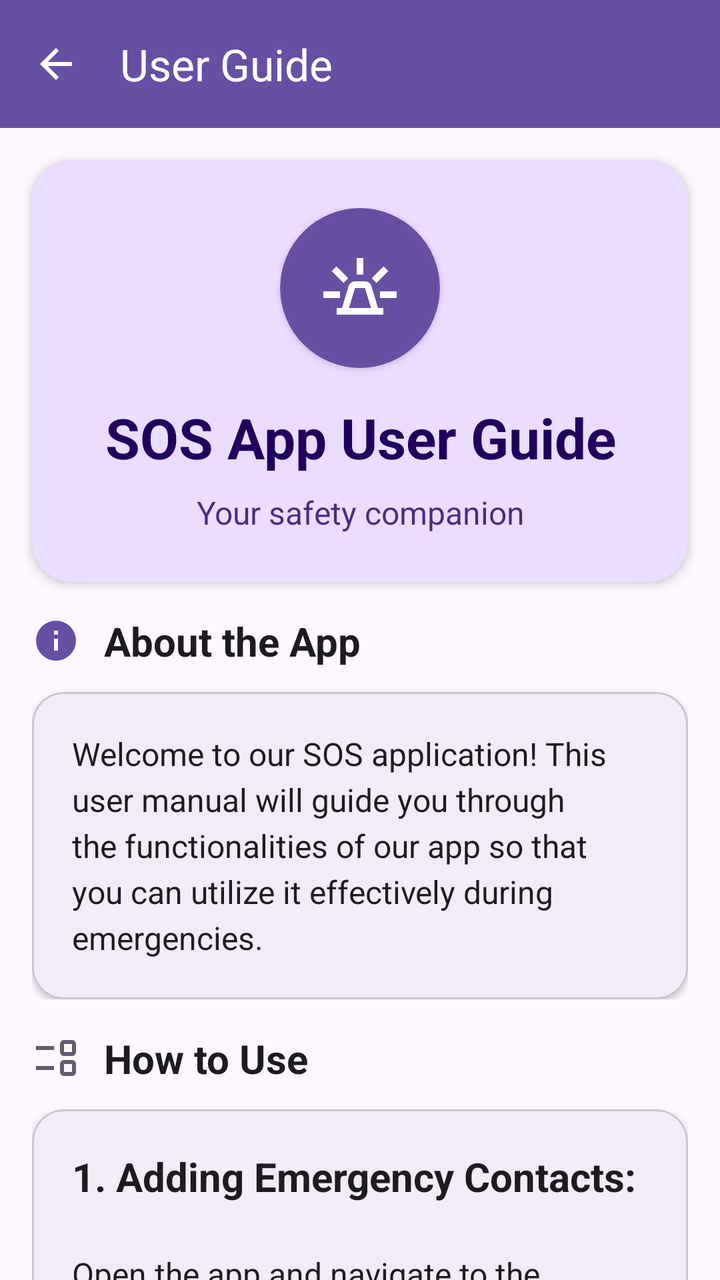
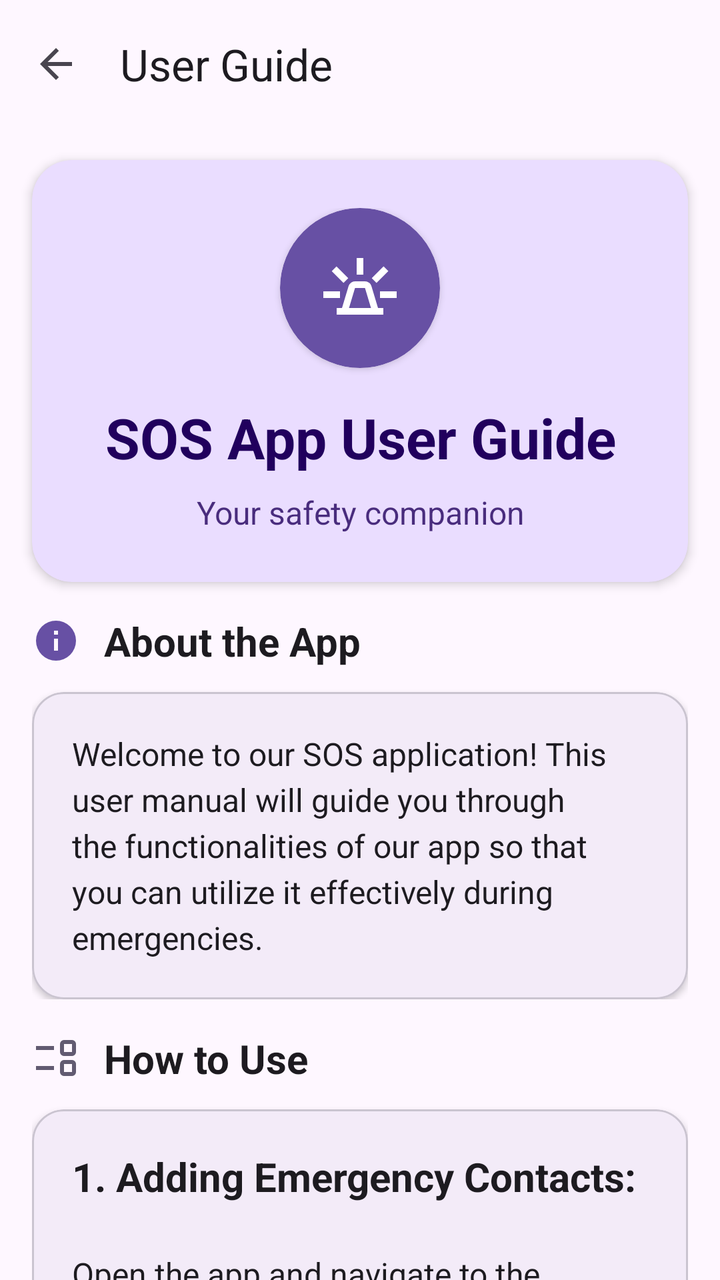

Compare the two renders of this Android layout. The source of the first and the diff that turns it into the second are given below.
<!-- AndroidManifest.xml: application theme Theme.SOS -->
<!-- res/layout/activity_instructions.xml -->
<?xml version="1.0" encoding="utf-8"?>
<androidx.coordinatorlayout.widget.CoordinatorLayout
    xmlns:android="http://schemas.android.com/apk/res/android"
    xmlns:app="http://schemas.android.com/apk/res-auto"
    xmlns:tools="http://schemas.android.com/tools"
    android:layout_width="match_parent"
    android:layout_height="match_parent"
    android:background="?attr/colorSurface"
    tools:context=".Instructions">

    
    <com.google.android.material.appbar.AppBarLayout
        android:layout_width="match_parent"
        android:layout_height="wrap_content"
        android:elevation="4dp"
        app:elevation="4dp">

        <com.google.android.material.appbar.MaterialToolbar
            android:id="@+id/toolbar"
            android:layout_width="match_parent"
            android:layout_height="?attr/actionBarSize"
            android:background="?attr/colorPrimary"
            app:title="User Guide"
            app:titleTextColor="?attr/colorOnPrimary"
            app:navigationIcon="@drawable/arrow_back"
            app:navigationIconTint="?attr/colorOnPrimary" />

    </com.google.android.material.appbar.AppBarLayout>

    
    <androidx.core.widget.NestedScrollView
        android:id="@+id/lay1"
        android:layout_width="match_parent"
        android:layout_height="match_parent"
        app:layout_behavior="@string/appbar_scrolling_view_behavior"
        android:fillViewport="true">

        <LinearLayout
            android:id="@+id/lay2"
            android:layout_width="match_parent"
            android:layout_height="wrap_content"
            android:orientation="vertical"
            android:paddingBottom="24dp">

            
            <com.google.android.material.card.MaterialCardView
                android:layout_width="match_parent"
                android:layout_height="wrap_content"
                android:layout_margin="16dp"
                app:cardCornerRadius="20dp"
                app:cardElevation="3dp"
                app:strokeWidth="0dp"
                app:cardBackgroundColor="?attr/colorPrimaryContainer">

                <LinearLayout
                    android:layout_width="match_parent"
                    android:layout_height="wrap_content"
                    android:orientation="vertical"
                    android:padding="24dp"
                    android:gravity="center">

                    
                    <com.google.android.material.card.MaterialCardView
                        android:layout_width="80dp"
                        android:layout_height="80dp"
                        app:cardCornerRadius="40dp"
                        app:cardElevation="2dp"
                        app:strokeWidth="0dp"
                        app:cardBackgroundColor="?attr/colorPrimary"
                        android:layout_marginBottom="16dp">

                        <ImageView
                            android:layout_width="40dp"
                            android:layout_height="40dp"
                            android:layout_gravity="center"
                            android:src="@drawable/emergency"
                            app:tint="?attr/colorOnPrimary" />

                    </com.google.android.material.card.MaterialCardView>

                    
                    <TextView
                        android:layout_width="wrap_content"
                        android:layout_height="wrap_content"
                        android:text="SOS App User Guide"
                        android:textSize="28sp"
                        android:textStyle="bold"
                        android:textColor="?attr/colorOnPrimaryContainer"
                        android:textAlignment="center"
                        android:layout_marginBottom="8dp" />

                    
                    <TextView
                        android:layout_width="wrap_content"
                        android:layout_height="wrap_content"
                        android:text="Your safety companion"
                        android:textSize="16sp"
                        android:textColor="?attr/colorOnPrimaryContainer"
                        android:alpha="0.8"
                        android:textAlignment="center" />

                </LinearLayout>

            </com.google.android.material.card.MaterialCardView>

            
            <LinearLayout
                android:layout_width="match_parent"
                android:layout_height="wrap_content"
                android:orientation="vertical"
                android:layout_marginHorizontal="16dp"
                android:layout_marginBottom="16dp">

                
                <LinearLayout
                    android:layout_width="match_parent"
                    android:layout_height="wrap_content"
                    android:orientation="horizontal"
                    android:gravity="center_vertical"
                    android:layout_marginBottom="12dp">

                    <ImageView
                        android:layout_width="24dp"
                        android:layout_height="24dp"
                        android:src="@drawable/ic_info"
                        app:tint="?attr/colorPrimary"
                        android:layout_marginEnd="12dp" />

                    <TextView
                        android:layout_width="wrap_content"
                        android:layout_height="wrap_content"
                        android:text="About the App"
                        android:textSize="20sp"
                        android:textStyle="bold"
                        android:textColor="?attr/colorOnSurface" />

                </LinearLayout>

                
                <com.google.android.material.card.MaterialCardView
                    android:layout_width="match_parent"
                    android:layout_height="wrap_content"
                    app:cardCornerRadius="16dp"
                    app:cardElevation="2dp"
                    app:strokeWidth="1dp"
                    app:strokeColor="?attr/colorOutlineVariant"
                    app:cardBackgroundColor="?attr/colorSurface">

                    <TextView
                        android:layout_width="match_parent"
                        android:layout_height="wrap_content"
                        android:text="@string/about_app"
                        android:padding="20dp"
                        android:textSize="16sp"
                        android:textColor="?attr/colorOnSurface"
                        android:lineSpacingExtra="4dp" />

                </com.google.android.material.card.MaterialCardView>

            </LinearLayout>

            
            <LinearLayout
                android:layout_width="match_parent"
                android:layout_height="wrap_content"
                android:orientation="vertical"
                android:layout_marginHorizontal="16dp"
                android:layout_marginBottom="16dp">

                
                <LinearLayout
                    android:layout_width="match_parent"
                    android:layout_height="wrap_content"
                    android:orientation="horizontal"
                    android:gravity="center_vertical"
                    android:layout_marginBottom="12dp">

                    <ImageView
                        android:layout_width="24dp"
                        android:layout_height="24dp"
                        android:src="@drawable/event_list"
                        app:tint="?attr/colorSecondary"
                        android:layout_marginEnd="12dp" />

                    <TextView
                        android:layout_width="wrap_content"
                        android:layout_height="wrap_content"
                        android:text="How to Use"
                        android:textSize="20sp"
                        android:textStyle="bold"
                        android:textColor="?attr/colorOnSurface" />

                </LinearLayout>

                
                <com.google.android.material.card.MaterialCardView
                    android:layout_width="match_parent"
                    android:layout_height="wrap_content"
                    app:cardCornerRadius="16dp"
                    app:cardElevation="2dp"
                    app:strokeWidth="1dp"
                    app:strokeColor="?attr/colorOutlineVariant"
                    app:cardBackgroundColor="?attr/colorSurface">

                    <TextView
                        android:layout_width="match_parent"
                        android:layout_height="wrap_content"
                        android:text="@string/steps"
                        android:padding="20dp"
                        android:textSize="16sp"
                        android:textColor="?attr/colorOnSurface"
                        android:lineSpacingExtra="4dp" />

                </com.google.android.material.card.MaterialCardView>

            </LinearLayout>

            
            <LinearLayout
                android:layout_width="match_parent"
                android:layout_height="wrap_content"
                android:orientation="vertical"
                android:layout_marginHorizontal="16dp">

                
                <LinearLayout
                    android:layout_width="match_parent"
                    android:layout_height="wrap_content"
                    android:orientation="horizontal"
                    android:gravity="center_vertical"
                    android:layout_marginBottom="12dp">

                    <ImageView
                        android:layout_width="24dp"
                        android:layout_height="24dp"
                        android:src="@drawable/lightbulb"
                        app:tint="?attr/colorTertiary"
                        android:layout_marginEnd="12dp" />

                    <TextView
                        android:layout_width="wrap_content"
                        android:layout_height="wrap_content"
                        android:text="Safety Tips"
                        android:textSize="20sp"
                        android:textStyle="bold"
                        android:textColor="?attr/colorOnSurface" />

                </LinearLayout>

                
                <LinearLayout
                    android:layout_width="match_parent"
                    android:layout_height="wrap_content"
                    android:orientation="vertical">

                    
                    <com.google.android.material.card.MaterialCardView
                        android:layout_width="match_parent"
                        android:layout_height="wrap_content"
                        android:layout_marginBottom="8dp"
                        app:cardCornerRadius="12dp"
                        app:cardElevation="1dp"
                        app:strokeWidth="1dp"
                        app:strokeColor="?attr/colorOutlineVariant"
                        app:cardBackgroundColor="?attr/colorSurfaceVariant">

                        <LinearLayout
                            android:layout_width="match_parent"
                            android:layout_height="wrap_content"
                            android:orientation="horizontal"
                            android:padding="16dp"
                            android:gravity="center_vertical">

                            <ImageView
                                android:layout_width="20dp"
                                android:layout_height="20dp"
                                android:src="@drawable/ic_check_circle"
                                app:tint="?attr/colorSecondary"
                                android:layout_marginEnd="12dp" />

                            <TextView
                                android:layout_width="0dp"
                                android:layout_height="wrap_content"
                                android:layout_weight="1"
                                android:text="Test your emergency contacts regularly"
                                android:textSize="14sp"
                                android:textColor="?attr/colorOnSurfaceVariant" />

                        </LinearLayout>

                    </com.google.android.material.card.MaterialCardView>

                    
                    <com.google.android.material.card.MaterialCardView
                        android:layout_width="match_parent"
                        android:layout_height="wrap_content"
                        android:layout_marginBottom="8dp"
                        app:cardCornerRadius="12dp"
                        app:cardElevation="1dp"
                        app:strokeWidth="1dp"
                        app:strokeColor="?attr/colorOutlineVariant"
                        app:cardBackgroundColor="?attr/colorSurfaceVariant">

                        <LinearLayout
                            android:layout_width="match_parent"
                            android:layout_height="wrap_content"
                            android:orientation="horizontal"
                            android:padding="16dp"
                            android:gravity="center_vertical">

                            <ImageView
                                android:layout_width="20dp"
                                android:layout_height="20dp"
                                android:src="@drawable/ic_check_circle"
                                app:tint="?attr/colorSecondary"
                                android:layout_marginEnd="12dp" />

                            <TextView
                                android:layout_width="0dp"
                                android:layout_height="wrap_content"
                                android:layout_weight="1"
                                android:text="Keep your location services enabled"
                                android:textSize="14sp"
                                android:textColor="?attr/colorOnSurfaceVariant" />

                        </LinearLayout>

                    </com.google.android.material.card.MaterialCardView>

                    
                    <com.google.android.material.card.MaterialCardView
                        android:layout_width="match_parent"
                        android:layout_height="wrap_content"
                        app:cardCornerRadius="12dp"
                        app:cardElevation="1dp"
                        app:strokeWidth="1dp"
                        app:strokeColor="?attr/colorOutlineVariant"
                        app:cardBackgroundColor="?attr/colorSurfaceVariant">

                        <LinearLayout
                            android:layout_width="match_parent"
                            android:layout_height="wrap_content"
                            android:orientation="horizontal"
                            android:padding="16dp"
                            android:gravity="center_vertical">

                            <ImageView
                                android:layout_width="20dp"
                                android:layout_height="20dp"
                                android:src="@drawable/ic_check_circle"
                                app:tint="?attr/colorSecondary"
                                android:layout_marginEnd="12dp" />

                            <TextView
                                android:layout_width="0dp"
                                android:layout_height="wrap_content"
                                android:layout_weight="1"
                                android:text="Customize your emergency message"
                                android:textSize="14sp"
                                android:textColor="?attr/colorOnSurfaceVariant" />

                        </LinearLayout>

                    </com.google.android.material.card.MaterialCardView>

                </LinearLayout>

            </LinearLayout>

        </LinearLayout>

    </androidx.core.widget.NestedScrollView>

</androidx.coordinatorlayout.widget.CoordinatorLayout>
<!-- resources referenced by this layout -->
<resources>
  <!-- drawable arrow_back (drawable) -->
  <vector xmlns:android="http://schemas.android.com/apk/res/android"
      android:width="24dp"
      android:height="24dp"
      android:viewportWidth="960"
      android:viewportHeight="960"
      android:tint="?attr/colorControlNormal"
      android:autoMirrored="true">
    <path
        android:fillColor="@android:color/white"
        android:pathData="M313,520L537,744L480,800L160,480L480,160L537,216L313,440L800,440L800,520L313,520Z"/>
  </vector>
  <!-- drawable ic_info (drawable) -->
  <?xml version="1.0" encoding="utf-8"?>
  <vector xmlns:android="http://schemas.android.com/apk/res/android"
      android:width="24dp"
      android:height="24dp"
      android:viewportWidth="24"
      android:viewportHeight="24">
      <path
          android:fillColor="@color/colorPrimary"
          android:pathData="M13,9H11V7H13M13,17H11V11H13M12,2A10,10 0 0,0 2,12A10,10 0 0,0 12,22A10,10 0 0,0 22,12A10,10 0 0,0 12,2Z" />
  </vector>
  <string name="about_app">Welcome to our SOS application! This user manual will guide you through the functionalities of our app so that you can utilize it effectively during emergencies.</string>
  <string name="steps"><big><b>1. Adding Emergency Contacts:</b></big>\n\nOpen the app and navigate to the \n"Add Emergency Contacts\n" section.\nAdd at least one and up to five emergency numbers.\nThese contacts will receive emergency messages along with your current location during an SOS situation.\n\n<big><b>2. Managing Registered Numbers:</b></big>\n\nIn the \"Contact list\" section, view and manage your emergency contacts.\nDelete old contacts or add new ones as per your preference.\n\n<big><b>3. Customizing Emergency Message:</b></big>\n\nHead to the \"Edit Message\" section.\nEnter a personalized emergency message.\nSave the message. This message will be sent to your emergency contacts during an SOS situation.\n\n<big><b>4. Accessing Helpline Numbers:</b></big>\n\nExplore the \"Helpline\" section.\nFind essential emergency numbers like ambulance, police, fire services, etc.\nDirectly call these numbers with a simple tap.\n\n<big><b>5. First Aid Information:</b></big>\n\nAccess the \"SOS Guide\" section.\nGet instructions for immediate actions to be taken in various emergency scenarios like burns, fractures, etc.\n\n<big><b>6. Activating Emergency Mode:</b></big>\n\nLocate the \"Emergency Mode\" button.\nTap on it to navigate to another activity.\nIn the new activity, find \"Start\" and \"Stop\" buttons.\nPress \"Start\" to activate emergency mode.\nOnce activated, you\'ll receive a notification.\nDuring emergency mode, shake your device to trigger an SOS message along with your current location to your registered emergency contacts.\nThey will be able to track your location and provide assistance.\n\nRemember, our app is designed to provide you with quick and efficient assistance during emergencies. Keep your emergency contacts updated and ensure your personalized emergency message is clear and concise. Stay safe!</string>
  <style name="Theme.SOS" parent="Base.Theme.SOS" />
  <color name="colorPrimary">#E53E3E</color>
  <style name="Base.Theme.SOS" parent="Theme.Material3.Light.NoActionBar">
          
          
  
  
  
  
  
      </style>
  <!-- unchanged entries left out for length: 4 -->
</resources>

<!-- the commit's change to res/layout/activity_instructions.xml (unified diff, before → after) -->
@@ -3,6 +3,7 @@
     xmlns:android="http://schemas.android.com/apk/res/android"
     xmlns:app="http://schemas.android.com/apk/res-auto"
     xmlns:tools="http://schemas.android.com/tools"
+    android:id="@+id/mainLay"
     android:layout_width="match_parent"
     android:layout_height="match_parent"
     android:background="?attr/colorSurface"
@@ -19,17 +20,14 @@
             android:id="@+id/toolbar"
             android:layout_width="match_parent"
             android:layout_height="?attr/actionBarSize"
-            android:background="?attr/colorPrimary"
             app:title="User Guide"
-            app:titleTextColor="?attr/colorOnPrimary"
-            app:navigationIcon="@drawable/arrow_back"
-            app:navigationIconTint="?attr/colorOnPrimary" />
+            app:navigationIcon="@drawable/arrow_back"/>
 
     </com.google.android.material.appbar.AppBarLayout>
 
     
     <androidx.core.widget.NestedScrollView
-        android:id="@+id/lay1"
+        android:id="@+id/main"
         android:layout_width="match_parent"
         android:layout_height="match_parent"
         app:layout_behavior="@string/appbar_scrolling_view_behavior"
